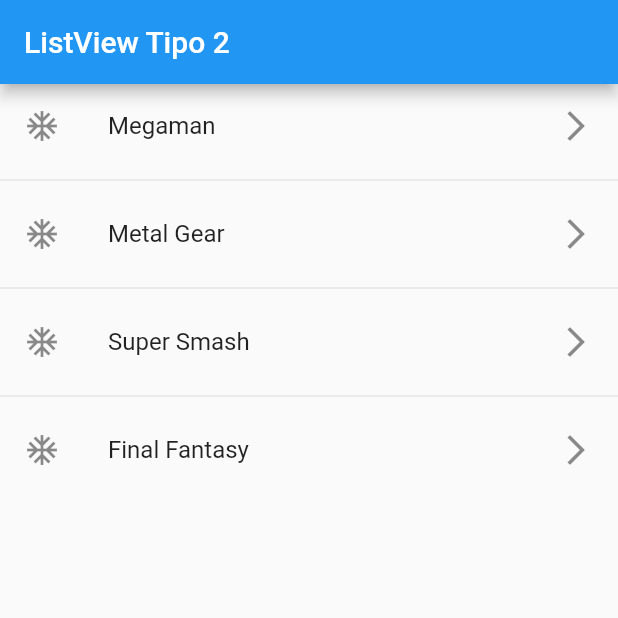
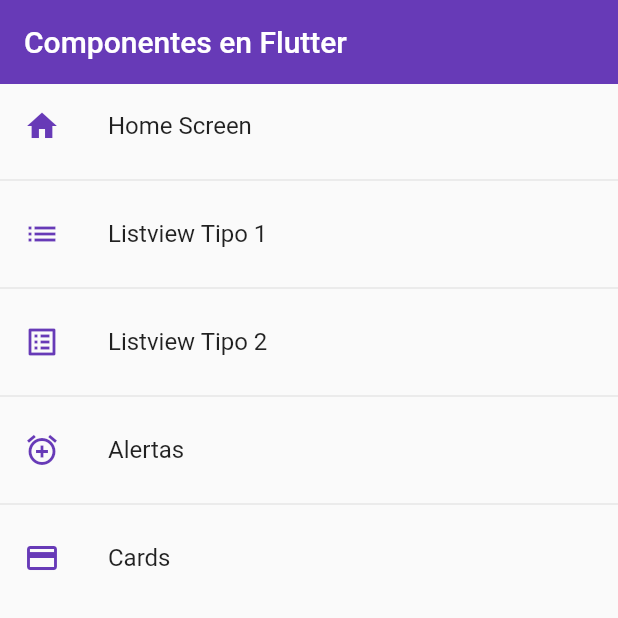
Before and after one commit to mazgeco/fl_components, a Flutter app: the screen it shows after launch, on a phone screen of 412 x 824 dp, the top half of it. Run offline on Flutter 3.47's test engine with Material 2 defaults, Android fonts, the phone set to English and light mode, and no system bars.

Commit message:
Cambios 3

```diff
--- a/lib/main.dart
+++ b/lib/main.dart
@@ -1,6 +1,7 @@
 import 'package:flutter/material.dart';
 
-import 'package:fl_components/screens/listview2_screen.dart';
+import 'package:fl_components/router/app_routes.dart';
+import 'package:fl_components/theme/app_theme.dart';
 
 void main() => runApp(MyApp());
 
@@ -12,7 +13,10 @@ class MyApp extends StatelessWidget {
     return MaterialApp(
       debugShowCheckedModeBanner: false,
       title: 'Material App',
-      home: ListView2Screen()
+      initialRoute: AppRoutes.initialRoute,
+      routes: AppRoutes.getAppRoutes(),
+      onGenerateRoute:  AppRoutes.onGenerateRoute,
+      theme: AppTheme.lightTheme
     );
   }
 }
--- /dev/null
+++ b/lib/models/menu_option.dart
@@ -0,0 +1,15 @@
+import 'package:flutter/material.dart' show IconData, Widget;
+
+class MenuOption {
+  final String route;
+  final IconData icon;
+  final String name;
+  final Widget screen;
+
+  MenuOption({
+    required this.route,
+    required this.icon,
+    required this.name,
+    required this.screen
+  });
+}
--- /dev/null
+++ b/lib/models/models.dart
@@ -0,0 +1,3 @@
+
+
+export 'package:fl_components/models/menu_option.dart';
--- /dev/null
+++ b/lib/router/app_routes.dart
@@ -0,0 +1,46 @@
+
+import 'package:flutter/material.dart';
+
+import 'package:fl_components/models/models.dart';
+import 'package:fl_components/screens/screens.dart';
+
+class AppRoutes {
+
+  static const initialRoute = 'home';
+
+  static final menuOptions = <MenuOption>[
+    //TODO: borrar home
+    MenuOption(route: 'home', icon: Icons.home, name: 'Home Screen', screen: const HomeScreen()),
+    MenuOption(route: 'listview1', icon: Icons.list, name: 'Listview Tipo 1', screen: const ListView1Screen()),
+    MenuOption(route: 'listview2', icon: Icons.list_alt, name: 'Listview Tipo 2', screen: const ListView2Screen()),
+    MenuOption(route: 'alert', icon: Icons.add_alarm, name: 'Alertas', screen: const AlertScreen()),
+    MenuOption(route: 'card', icon: Icons.credit_card, name: 'Cards', screen: const CardScreen()),
+  ];
+
+  static Map<String, Widget Function(BuildContext)> getAppRoutes() {
+
+    final Map<String, Widget Function(BuildContext)> appRoutes = {};
+
+    for (final option in menuOptions) {
+      appRoutes.addAll({option.route: (BuildContext context) => option.screen});
+    }
+
+    return appRoutes;
+  }
+
+  /*static Map<String, Widget Function(BuildContext)> routes = {
+    'home'     : (BuildContext context) => const HomeScreen(),
+    'listview1': (BuildContext context) => const ListView1Screen(),
+    'listview2': (BuildContext context) => const ListView2Screen(),
+    'alert'    : (BuildContext context) => const AlertScreen(),
+    'card'     : (BuildContext context) => const CardScreen()
+  };*/
+
+
+  static Route<dynamic> onGenerateRoute (settings){
+    return MaterialPageRoute(
+              builder: (context) => const AlertScreen()
+            );
+  }
+
+}
--- /dev/null
+++ b/lib/screens/home_screen.dart
@@ -0,0 +1,33 @@
+import 'package:fl_components/router/app_routes.dart';
+import 'package:fl_components/screens/listview1_screen.dart';
+import 'package:fl_components/theme/app_theme.dart';
+import 'package:flutter/material.dart';
+
+class HomeScreen extends StatelessWidget {
+
+  const HomeScreen({Key? key}) : super(key: key);
+
+  @override
+  Widget build(BuildContext context) {
+
+    final menuOptions = AppRoutes.menuOptions;
+
+    return Scaffold(
+      appBar: AppBar(
+        title: const Text('Componentes en Flutter'),
+        elevation: 0,
+      ),
+      body: ListView.separated(
+        itemCount: menuOptions.length,
+        separatorBuilder: (_,__) => const Divider(),
+        itemBuilder: (context, index) => ListTile(
+          title: Text(menuOptions[index].name),
+          leading: Icon(menuOptions[index].icon, color: AppTheme.primary),
+          onTap: () {
+            Navigator.pushNamed(context, menuOptions[index].route);
+          },
+        ),
+      )
+    );
+  }
+}
--- /dev/null
+++ b/lib/screens/screens.dart
@@ -0,0 +1,5 @@
+export 'package:fl_components/screens/alert_screen.dart';
+export 'package:fl_components/screens/card_screen.dart';
+export 'package:fl_components/screens/home_screen.dart';
+export 'package:fl_components/screens/listview1_screen.dart';
+export 'package:fl_components/screens/listview2_screen.dart';
--- /dev/null
+++ b/lib/theme/app_theme.dart
@@ -0,0 +1,43 @@
+import 'package:flutter/material.dart';
+
+class AppTheme {
+  static const Color primary = Colors.deepPurple;
+  static final ThemeData  lightTheme = ThemeData.light().copyWith(
+    //Color primario
+    primaryColor: primary,
+    //AppBar Theme
+    appBarTheme: const AppBarTheme(
+      color: primary,
+      elevation: 0
+    ),
+    //TextButton Theme
+    textButtonTheme: TextButtonThemeData(
+      style: TextButton.styleFrom(primary:primary)
+    ),
+    //FloatingActionButtons
+    floatingActionButtonTheme: const FloatingActionButtonThemeData(
+      backgroundColor: primary,
+      elevation: 5
+    ),
+    //ElevatedButtons
+    elevatedButtonTheme: ElevatedButtonThemeData(
+      style: ElevatedButton.styleFrom(
+        primary: primary,
+        shape: const StadiumBorder(),
+        elevation: 5
+      )
+    )
+  );
+
+  /*static const Color primaryDark = Colors.black;
+
+  static final ThemeData darkTheme = ThemeData.dark().copyWith(
+    //Color primario
+    primaryColor: primaryDark,
+    //AppBar Theme
+    appBarTheme: const AppBarTheme(
+      color: primaryDark,
+      elevation: 0
+    )
+  );*/
+}
--- /dev/null
+++ b/lib/widgets/widgets.dart
@@ -0,0 +1,3 @@
+export 'package:fl_components/widgets/custom_card_type1.dart';
+
+export 'package:fl_components/widgets/custom_cart_type2.dart';
--- a/pubspec.yaml
+++ b/pubspec.yaml
@@ -58,8 +58,8 @@ flutter:
   uses-material-design: true
 
   # To add assets to your application, add an assets section, like this:
-  # assets:
-  #   - images/a_dot_burr.jpeg
+  assets:
+    - assets/
   #   - images/a_dot_ham.jpeg
 
   # An image asset can refer to one or more resolution-specific "variants", see
```
Also changed, not shown: lib/screens/alert_screen.dart (added, +55 -0 lines), lib/screens/card_screen.dart (added, +37 -0 lines), lib/screens/listview2_screen.dart (+6 -2 lines), lib/widgets/custom_card_type1.dart (added, +39 -0 lines), lib/widgets/custom_cart_type2.dart (added, +44 -0 lines), assets/jar-loading.gif (added).
